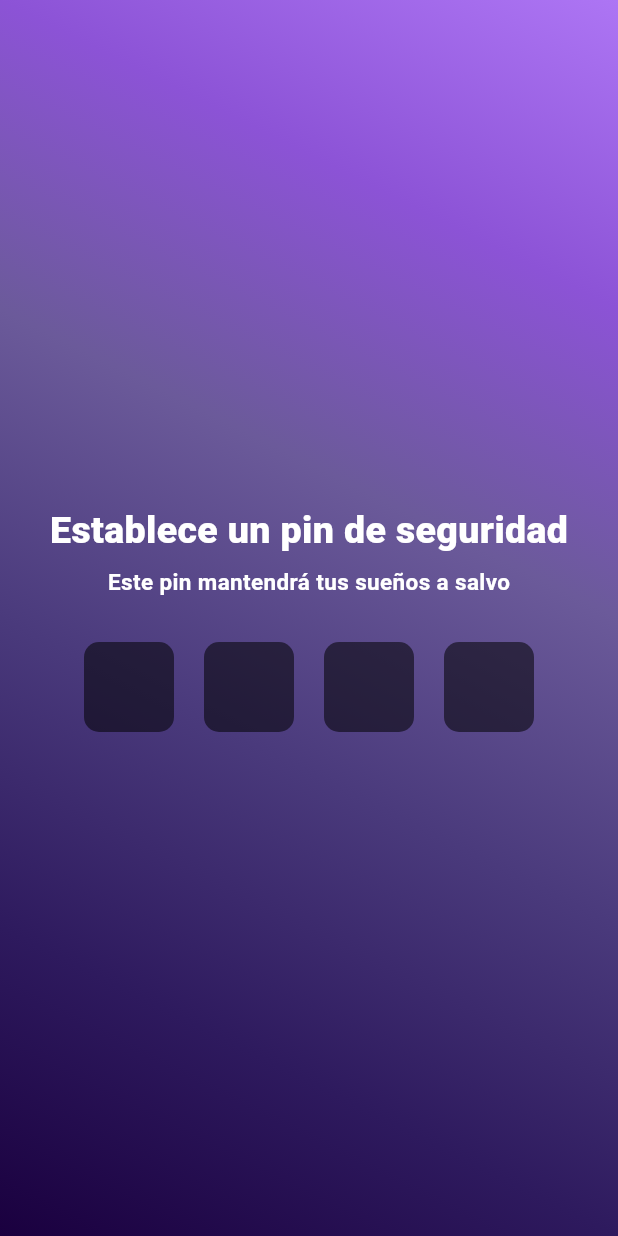
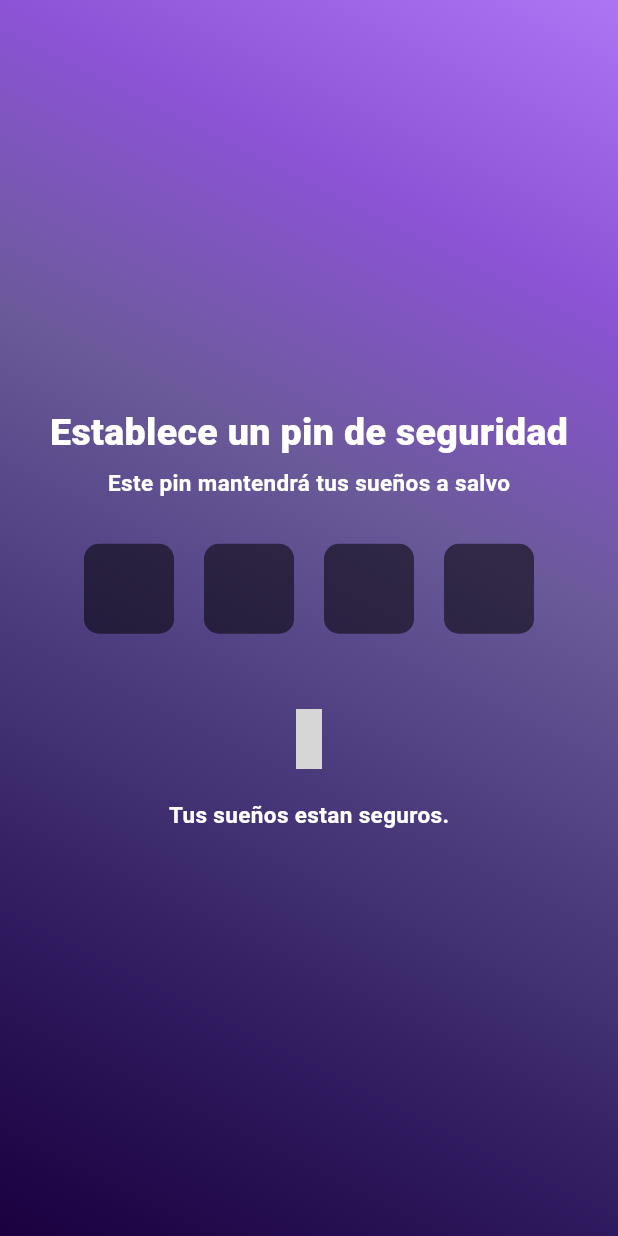
Before and after one commit to Whadyjm/reverie, a Flutter app: the SecretPin screen opened directly with empty values, on a phone screen of 412 x 824 dp. Run offline on Flutter 3.47's test engine with Material 3 defaults, Android fonts, the phone set to English and light mode, and no system bars; our stand-ins replace animate_do, cloud_firestore, custom_rating_bar, easy_date_timeline, firebase_auth, firebase_core and 6 more; accounts and stored records are empty; grey boxes are pictures that could not be loaded.

Commit message:
mensaje de seguridad

```diff
--- a/lib/screens/secret_pin.dart
+++ b/lib/screens/secret_pin.dart
@@ -2,6 +2,7 @@ import 'package:cloud_firestore/cloud_firestore.dart';
 import 'package:firebase_auth/firebase_auth.dart';
 import 'package:flutter/cupertino.dart';
 import 'package:flutter/material.dart';
+import 'package:iconsax_flutter/iconsax_flutter.dart';
 import 'package:pillow/style/text_style.dart';
 import 'package:pillow/widgets/custom_button.dart';
 
@@ -202,7 +203,19 @@ class _SecretPinState extends State<SecretPin> {
                     recoverPinDialog(context);
                   },),
                 ),
-              )
+              ),
+              const SizedBox(height: 50,),
+              Icon(Iconsax.lock_1, color: Colors.white70, size: 40),
+              const SizedBox(height: 20,),
+              Row(
+                mainAxisAlignment: MainAxisAlignment.center,
+                children: [
+                  Text(
+                    'Tus sueños estan seguros.',
+                    style: RobotoTextStyle.smallTextStyle(Colors.white),
+                  ),
+                ],
+              ),
             ],
           ),
         ),
```
Also changed, not shown: lib/screens/home_screen.dart (+16 -7 lines).
